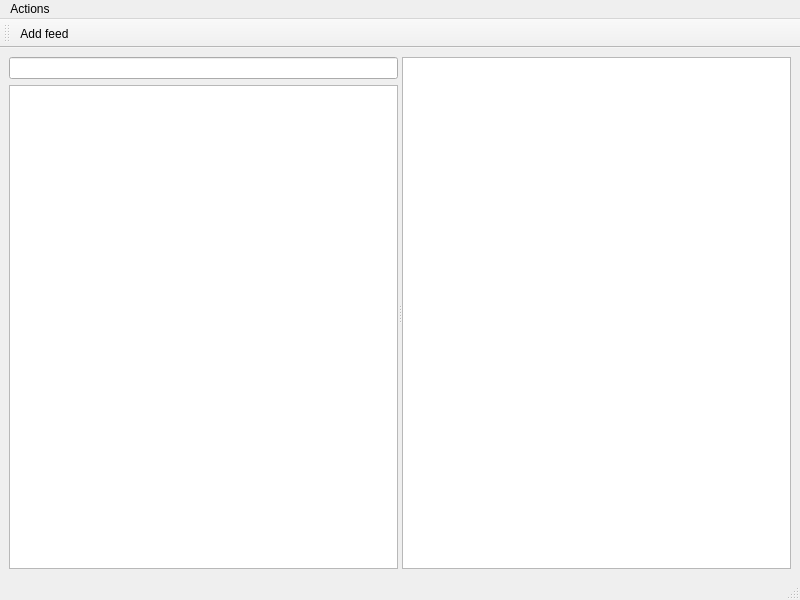
Old version of the form src/plugins/aggregator/mainwindow.ui in the repository 0xd34df00d/leechcraft.
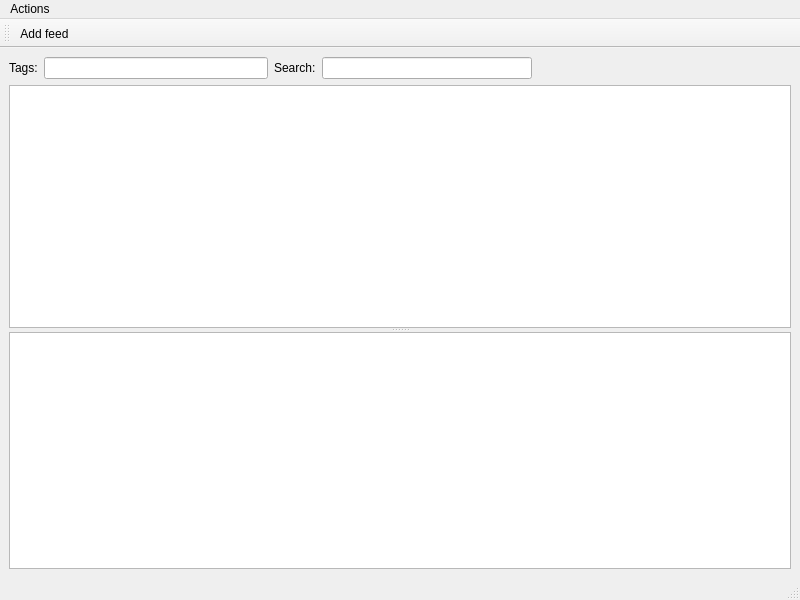
New version of the form. Icons and pictures are not drawn.

Diff of the .ui file:
```diff
--- a/src/plugins/aggregator/mainwindow.ui
+++ b/src/plugins/aggregator/mainwindow.ui
@@ -16,23 +16,65 @@
    <iconset resource="resources.qrc" >:/resources/images/aggregator.png</iconset>
   </property>
   <widget class="QWidget" name="centralwidget" >
-   <layout class="QHBoxLayout" >
+   <layout class="QVBoxLayout" >
     <item>
      <widget class="QSplitter" name="splitter" >
       <property name="orientation" >
-       <enum>Qt::Horizontal</enum>
+       <enum>Qt::Vertical</enum>
       </property>
       <widget class="QWidget" name="" >
        <layout class="QVBoxLayout" >
         <item>
-         <widget class="QLineEdit" name="Tags_" />
+         <layout class="QHBoxLayout" >
+          <item>
+           <layout class="QHBoxLayout" >
+            <item>
+             <widget class="QLabel" name="label" >
+              <property name="text" >
+               <string>Tags:</string>
+              </property>
+             </widget>
+            </item>
+            <item>
+             <widget class="QLineEdit" name="TagsLine_" />
+            </item>
+           </layout>
+          </item>
+          <item>
+           <layout class="QHBoxLayout" >
+            <item>
+             <widget class="QLabel" name="label_2" >
+              <property name="text" >
+               <string>Search:</string>
+              </property>
+             </widget>
+            </item>
+            <item>
+             <widget class="QLineEdit" name="SearchLine_" />
+            </item>
+           </layout>
+          </item>
+          <item>
+           <spacer>
+            <property name="orientation" >
+             <enum>Qt::Horizontal</enum>
+            </property>
+            <property name="sizeHint" >
+             <size>
+              <width>40</width>
+              <height>20</height>
+             </size>
+            </property>
+           </spacer>
+          </item>
+         </layout>
         </item>
         <item>
-         <widget class="QTreeView" name="Feeds_" />
+         <widget class="QTreeView" name="Items_" />
         </item>
        </layout>
       </widget>
-      <widget class="QTreeView" name="Items_" />
+      <widget class="QTextBrowser" name="ItemView_" />
      </widget>
     </item>
    </layout>
```
